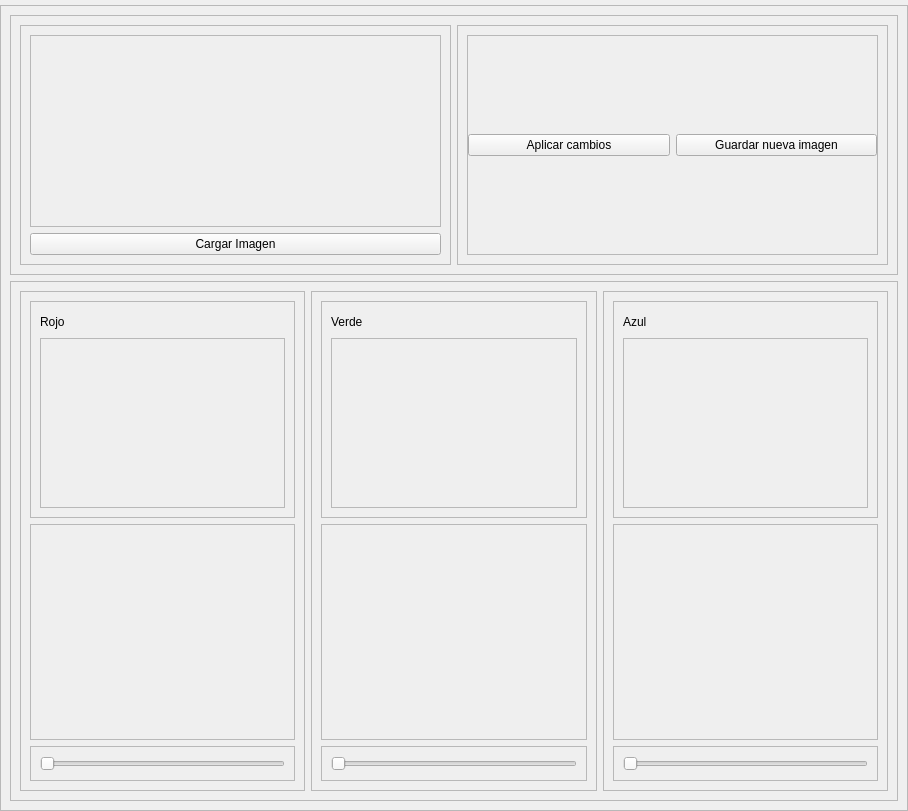
leninrkb/editor-espectros-rgb-python, file gui_main.ui: the form before one commit.
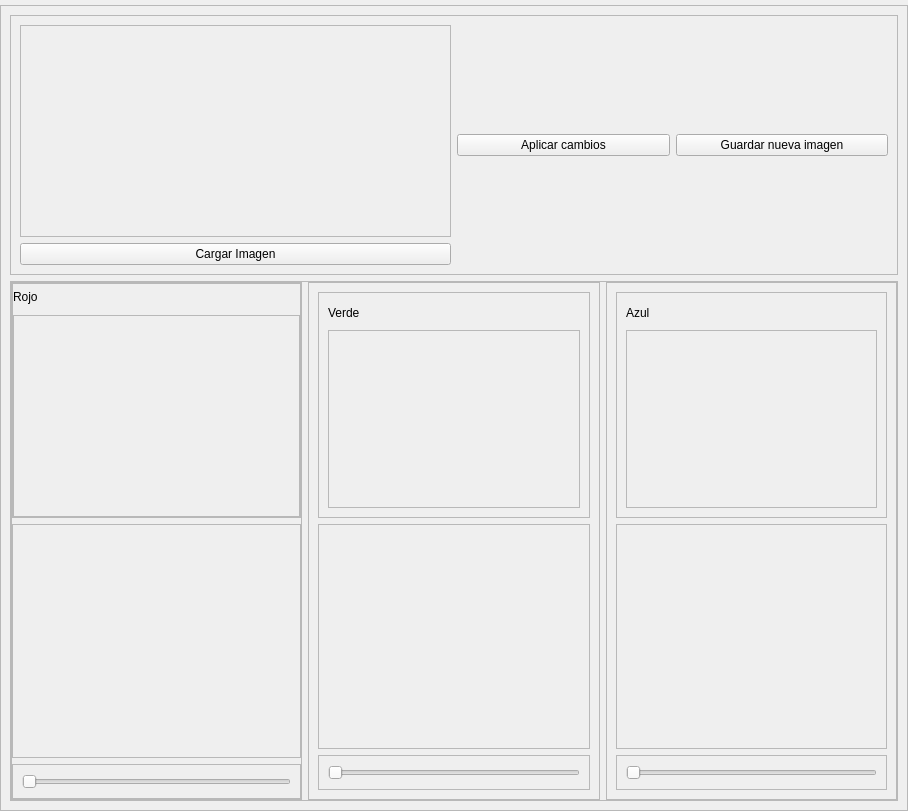
The form after the commit.

Commit message: corregio bug al mostrar espectro g  b

What changed in the file:
```diff
--- a/gui_main.ui
+++ b/gui_main.ui
@@ -51,12 +51,24 @@
           <item>
            <widget class="QFrame" name="frame_img_original_contenedor">
             <property name="frameShape">
-             <enum>QFrame::StyledPanel</enum>
+             <enum>QFrame::NoFrame</enum>
             </property>
             <property name="frameShadow">
              <enum>QFrame::Raised</enum>
             </property>
             <layout class="QVBoxLayout" name="verticalLayout_2">
+             <property name="leftMargin">
+              <number>0</number>
+             </property>
+             <property name="topMargin">
+              <number>0</number>
+             </property>
+             <property name="rightMargin">
+              <number>0</number>
+             </property>
+             <property name="bottomMargin">
+              <number>0</number>
+             </property>
              <item>
               <widget class="QFrame" name="frame_img_original">
                <property name="frameShape">
@@ -66,6 +78,18 @@
                 <enum>QFrame::Raised</enum>
                </property>
                <layout class="QVBoxLayout" name="verticalLayout_14">
+                <property name="leftMargin">
+                 <number>0</number>
+                </property>
+                <property name="topMargin">
+                 <number>0</number>
+                </property>
+                <property name="rightMargin">
+                 <number>0</number>
+                </property>
+                <property name="bottomMargin">
+                 <number>0</number>
+                </property>
                 <item>
                  <layout class="QVBoxLayout" name="verticalLayout_img_original">
                   <property name="spacing">
@@ -89,19 +113,31 @@
           <item>
            <widget class="QFrame" name="frame_img_resultante">
             <property name="frameShape">
-             <enum>QFrame::StyledPanel</enum>
+             <enum>QFrame::NoFrame</enum>
             </property>
             <property name="frameShadow">
              <enum>QFrame::Raised</enum>
             </property>
             <layout class="QVBoxLayout" name="verticalLayout_15" stretch="2,0">
+             <property name="leftMargin">
+              <number>0</number>
+             </property>
+             <property name="topMargin">
+              <number>0</number>
+             </property>
+             <property name="rightMargin">
+              <number>0</number>
+             </property>
+             <property name="bottomMargin">
+              <number>0</number>
+             </property>
              <item>
               <layout class="QVBoxLayout" name="verticalLayout_img_resultante"/>
              </item>
              <item>
               <widget class="QFrame" name="frame">
                <property name="frameShape">
-                <enum>QFrame::StyledPanel</enum>
+                <enum>QFrame::NoFrame</enum>
                </property>
                <property name="frameShadow">
                 <enum>QFrame::Raised</enum>
@@ -153,7 +189,22 @@
          <property name="frameShadow">
           <enum>QFrame::Raised</enum>
          </property>
+         <property name="lineWidth">
+          <number>0</number>
+         </property>
          <layout class="QHBoxLayout" name="horizontalLayout">
+          <property name="leftMargin">
+           <number>0</number>
+          </property>
+          <property name="topMargin">
+           <number>0</number>
+          </property>
+          <property name="rightMargin">
+           <number>0</number>
+          </property>
+          <property name="bottomMargin">
+           <number>0</number>
+          </property>
           <item>
            <widget class="QFrame" name="frame_espectro_r">
             <property name="frameShape">
@@ -163,6 +214,18 @@
              <enum>QFrame::Raised</enum>
             </property>
             <layout class="QVBoxLayout" name="verticalLayout_4" stretch="2,2,0">
+             <property name="leftMargin">
+              <number>0</number>
+             </property>
+             <property name="topMargin">
+              <number>0</number>
+             </property>
+             <property name="rightMargin">
+              <number>0</number>
+             </property>
+             <property name="bottomMargin">
+              <number>0</number>
+             </property>
              <item>
               <widget class="QFrame" name="frame_img_r">
                <property name="frameShape">
@@ -172,6 +235,18 @@
                 <enum>QFrame::Raised</enum>
                </property>
                <layout class="QVBoxLayout" name="verticalLayout_7" stretch="1,8">
+                <property name="leftMargin">
+                 <number>0</number>
+                </property>
+                <property name="topMargin">
+                 <number>0</number>
+                </property>
+                <property name="rightMargin">
+                 <number>0</number>
+                </property>
+                <property name="bottomMargin">
+                 <number>0</number>
+                </property>
                 <item>
                  <widget class="QLabel" name="label">
                   <property name="text">
@@ -188,6 +263,18 @@
                    <enum>QFrame::Raised</enum>
                   </property>
                   <layout class="QVBoxLayout" name="verticalLayout_16">
+                   <property name="leftMargin">
+                    <number>0</number>
+                   </property>
+                   <property name="topMargin">
+                    <number>0</number>
+                   </property>
+                   <property name="rightMargin">
+                    <number>0</number>
+                   </property>
+                   <property name="bottomMargin">
+                    <number>0</number>
+                   </property>
                    <item>
                     <layout class="QVBoxLayout" name="verticalLayout_canal_r"/>
                    </item>
@@ -206,6 +293,18 @@
                 <enum>QFrame::Raised</enum>
                </property>
                <layout class="QVBoxLayout" name="verticalLayout_18">
+                <property name="leftMargin">
+                 <number>0</number>
+                </property>
+                <property name="topMargin">
+                 <number>0</number>
+                </property>
+                <property name="rightMargin">
+                 <number>0</number>
+                </property>
+                <property name="bottomMargin">
+                 <number>0</number>
+                </property>
                 <item>
                  <layout class="QVBoxLayout" name="verticalLayout_histograma_r"/>
                 </item>
```
The commit also changes 1 other file.
